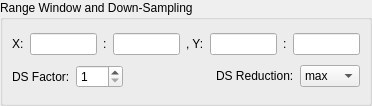
Qt form lavuelib/ui/RangeWindowGroupBox.ui (syncope/lavue) before a commit.
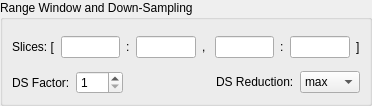
The same form after that commit.

Commit message: change rois to slices

The edit to the form file:
```diff
--- a/lavuelib/ui/RangeWindowGroupBox.ui
+++ b/lavuelib/ui/RangeWindowGroupBox.ui
@@ -31,7 +31,7 @@
            <string>&lt;html&gt;&lt;head/&gt;&lt;body&gt;&lt;p&gt;Window region  x1:x2, y1: y2&lt;/p&gt;&lt;/body&gt;&lt;/html&gt;</string>
           </property>
           <property name="text">
-           <string>X:</string>
+           <string>Slices: [</string>
           </property>
           <property name="buddy">
            <cstring>x1LineEdit</cstring>
@@ -71,7 +71,7 @@
            <string>&lt;html&gt;&lt;head/&gt;&lt;body&gt;&lt;p&gt;Window region  x1:x2, y1: y2&lt;/p&gt;&lt;/body&gt;&lt;/html&gt;</string>
           </property>
           <property name="text">
-           <string>, Y:</string>
+           <string>, </string>
           </property>
           <property name="buddy">
            <cstring>y1LineEdit</cstring>
@@ -105,6 +105,13 @@
           </property>
          </widget>
         </item>
+        <item>
+         <widget class="QLabel" name="label">
+          <property name="text">
+           <string>]</string>
+          </property>
+         </widget>
+        </item>
        </layout>
       </item>
       <item row="1" column="0">
```
Left out of the diff: 4 changed lines with no effect on the pictures. The commit also changes 1 other file.
